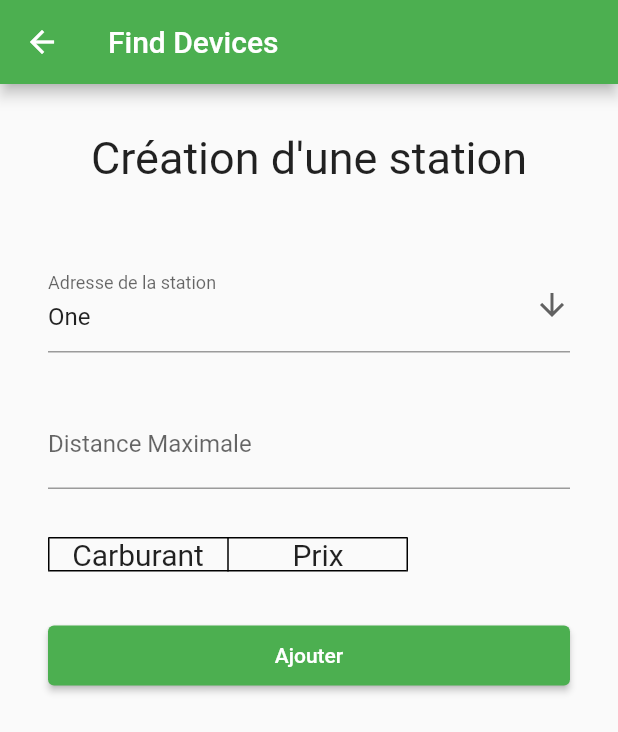
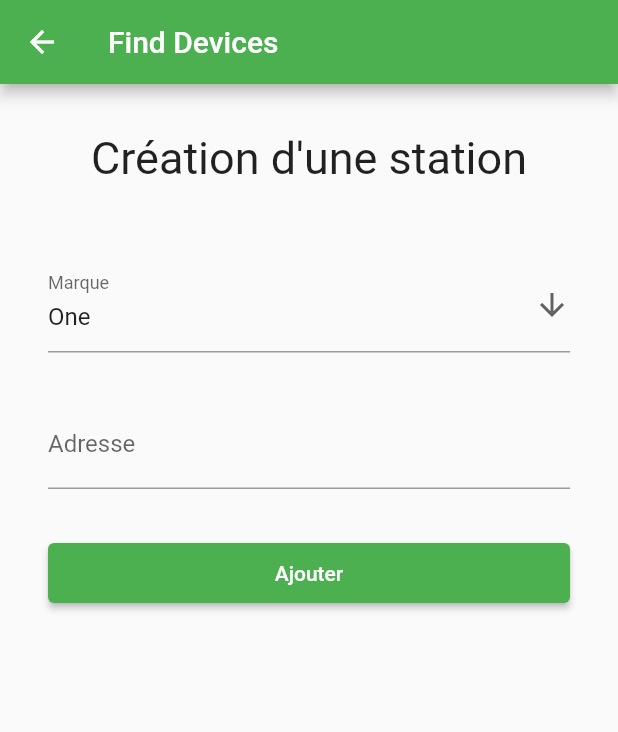
Before and after one commit to TheoGeneste/TuCarbure, a Flutter app: the StationCreation screen opened by its route, on a phone screen of 412 x 824 dp. Shown: the top 732 px of the screen. Run offline on Flutter 3.47's test engine with Material 2 defaults, Android fonts, the light colour scheme and no system bars; our stand-ins replace cached_network_image, flutter_map, geolocator, latlong2, shared_preferences, sliding_up_panel; missing offline and left inert: flutter_map_location_marker; accounts and stored records are empty.

```diff
--- a/lib/view/screens/login.dart
+++ b/lib/view/screens/login.dart
@@ -73,11 +73,11 @@ class _LoginState extends State<Login>{
                           ),
                         )
                     ),
-                    Padding(
+                    /**Padding(
                         padding: EdgeInsets.symmetric(
                             horizontal: 32, vertical: 16),
                         child: CheckboxListTile(
-                          value: seSouvenirDeMoi = false,
+                          value: seSouvenirDeMoi,
                           title: Text("Se souvenir de moi"),
                           onChanged: (bool? value) {
                             seSouvenirDeMoi = !seSouvenirDeMoi;
@@ -85,7 +85,7 @@ class _LoginState extends State<Login>{
                           },
 
                         )
-                    ),
+                    ),**/
                     Padding(
                       padding: EdgeInsets.symmetric(
                           horizontal: 32, vertical: 16),
--- a/lib/view/screens/stationCreation.dart
+++ b/lib/view/screens/stationCreation.dart
@@ -34,7 +34,7 @@ class StationCreation extends StatelessWidget {
                         elevation: 16,
                         decoration: const InputDecoration(
                           border: UnderlineInputBorder(),
-                          labelText: 'Adresse de la station',
+                          labelText: 'Marque',
                         ),
                         onChanged: (String? newValue) {
 
@@ -53,11 +53,11 @@ class StationCreation extends StatelessWidget {
                       child: TextFormField(
                         decoration: const InputDecoration(
                           border: UnderlineInputBorder(),
-                          labelText: 'Distance Maximale',
+                          labelText: 'Adresse',
                         ),
                       ),
                     ),
-                    Padding(
+                    /**Padding(
                       padding: EdgeInsets.symmetric(horizontal: 32, vertical: 16),
                       child: Table(
                         defaultColumnWidth: FixedColumnWidth(120.0),
@@ -72,7 +72,7 @@ class StationCreation extends StatelessWidget {
                           ]),
                         ],
                       ),
-                    ),
+                    ),**/
                     Padding(
                       padding: EdgeInsets.symmetric(horizontal: 32, vertical: 16),
                       child: ElevatedButton(
```
Also changed, not shown: lib/data/marques_data.dart (added, +12 -0 lines).
